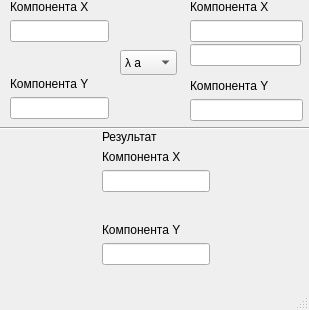
Before: the Qt Designer form vectorwindow.ui in Etwas-Trufanov/OOP_VectorQT, drawn with Qt 5.
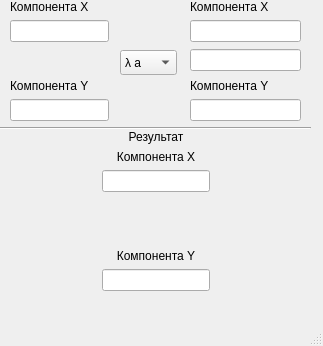
After: the same form once the commit is applied.

Commit message: Добавил селектор операции

The edit to the form file:
```diff
--- a/vectorwindow.ui
+++ b/vectorwindow.ui
@@ -6,8 +6,8 @@
    <rect>
     <x>0</x>
     <y>0</y>
-    <width>309</width>
-    <height>310</height>
+    <width>323</width>
+    <height>346</height>
    </rect>
   </property>
   <property name="windowTitle">
@@ -19,7 +19,7 @@
      <rect>
       <x>190</x>
       <y>0</y>
-      <width>113</width>
+      <width>111</width>
       <height>121</height>
      </rect>
     </property>
@@ -71,7 +71,7 @@
       <x>190</x>
       <y>0</y>
       <width>111</width>
-      <height>110</height>
+      <height>121</height>
      </rect>
     </property>
     <layout class="QVBoxLayout" name="const_2">
@@ -79,7 +79,11 @@
       <number>6</number>
      </property>
      <item>
-      <widget class="QLineEdit" name="constEdit"/>
+      <widget class="QLineEdit" name="constEdit">
+       <property name="enabled">
+        <bool>true</bool>
+       </property>
+      </widget>
      </item>
     </layout>
    </widget>
@@ -89,7 +93,7 @@
       <x>10</x>
       <y>130</y>
       <width>291</width>
-      <height>135</height>
+      <height>161</height>
      </rect>
     </property>
     <layout class="QHBoxLayout" name="horizontalLayout_4">
@@ -113,6 +117,9 @@
          <property name="text">
           <string>Результат</string>
          </property>
+         <property name="alignment">
+          <set>Qt::AlignmentFlag::AlignCenter</set>
+         </property>
         </widget>
        </item>
        <item>
@@ -123,6 +130,9 @@
          <property name="text">
           <string>Компонента X</string>
          </property>
+         <property name="alignment">
+          <set>Qt::AlignmentFlag::AlignCenter</set>
+         </property>
         </widget>
        </item>
        <item>
@@ -153,6 +163,9 @@
          <property name="text">
           <string>Компонента Y</string>
          </property>
+         <property name="alignment">
+          <set>Qt::AlignmentFlag::AlignCenter</set>
+         </property>
         </widget>
        </item>
        <item>
@@ -198,7 +211,7 @@
       <x>10</x>
       <y>0</y>
       <width>99</width>
-      <height>119</height>
+      <height>121</height>
      </rect>
     </property>
     <layout class="QVBoxLayout" name="baseVector">
```
Left out of the diff: 7 changed lines with no effect on the pictures. The commit also changes 2 other files.
